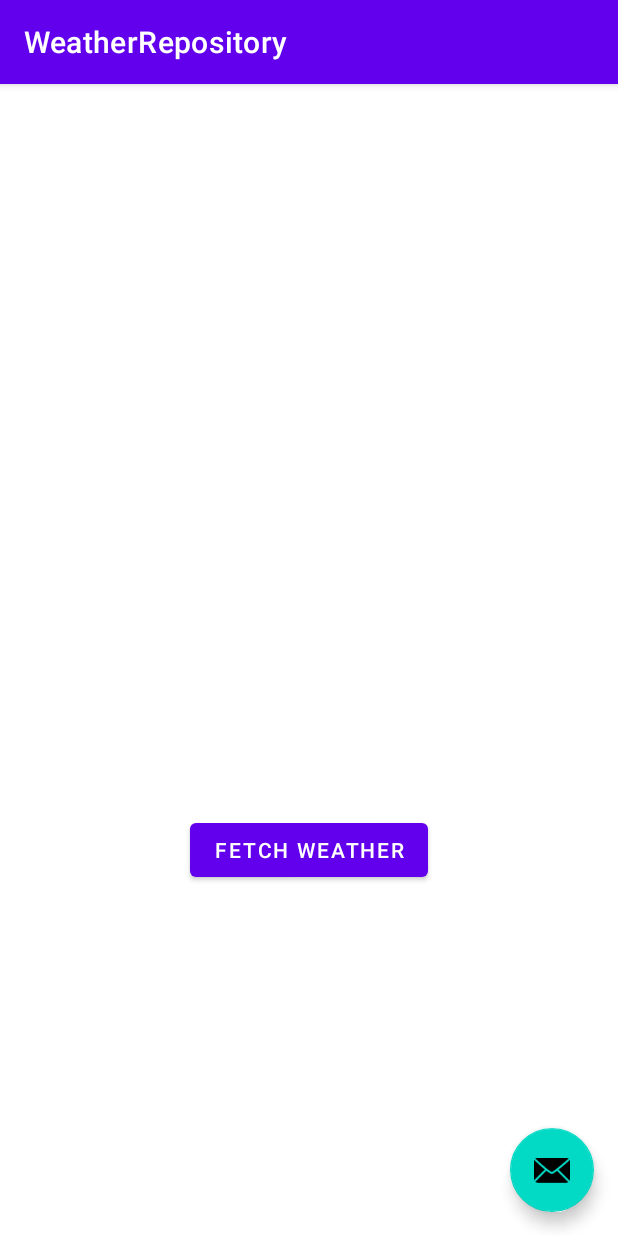
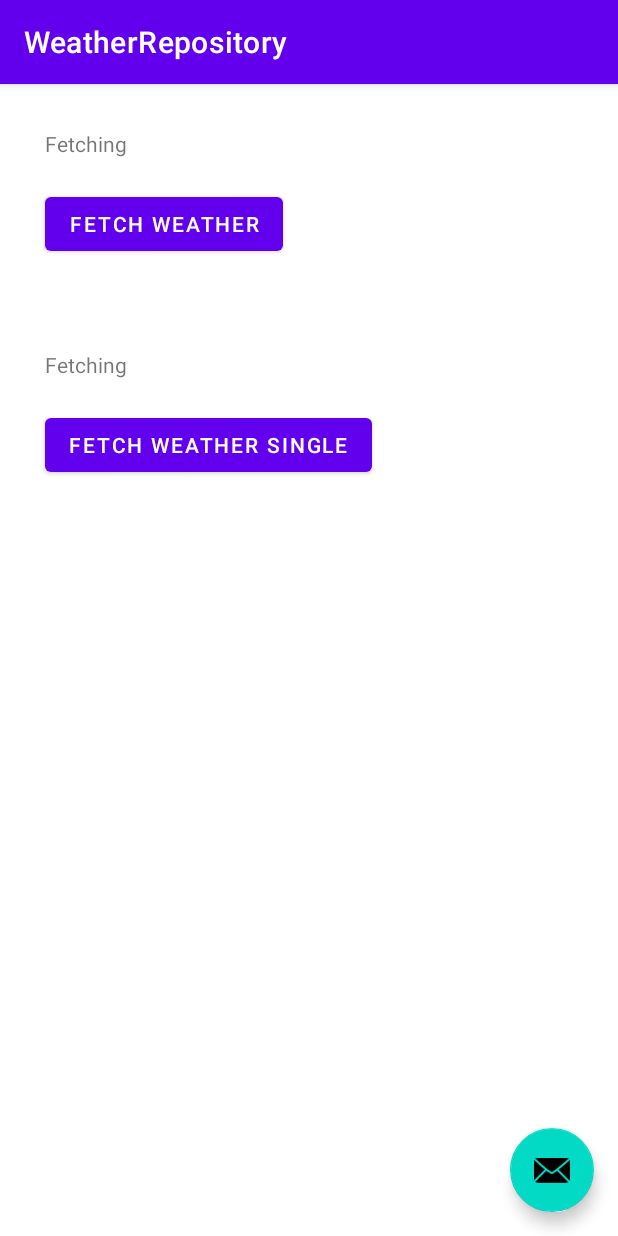
Before and after one commit to prabithasujith/WeatherRepository, an Android app: the screen it shows after launch (MainActivity), after a tap on "FETCH WEATHER", on a phone screen of 412 x 824 dp. Run offline under Robolectric (Android 15) with nearby library versions, the phone set to English and light mode, and no system bars; our stand-ins replace Dagger/Hilt's generated code, RxJava, data binding; libraries missing offline, so code that uses them is left out: com.readystatesoftware.chuck, hu.akarnokd.rxjava3, okhttp3.internal; 3 statements that could not run were skipped.

Commit message:
SINGLE OBSERVABLE :: Implemented Single Observable

```diff
--- a/app/src/main/java/com/example/weatherrepository/retrofit/APIService.kt
+++ b/app/src/main/java/com/example/weatherrepository/retrofit/APIService.kt
@@ -2,10 +2,14 @@ package com.example.weatherrepository.retrofit
 
 import com.example.weatherrepository.model.WeatherResponse
 import io.reactivex.rxjava3.core.Observable
+import io.reactivex.rxjava3.core.Single
 import retrofit2.http.GET
 import retrofit2.http.Query
 
 interface APIService {
     @GET("current.json?key=1a2028b00b8e4099844143106212503&q=Coimbatore&aqi=no")
     fun fetchWeatherReport( ):Observable<WeatherResponse>
+
+    @GET("current.json?key=1a2028b00b8e4099844143106212503&q=Delhi&aqi=no")
+    fun fetchWeatherReportSingle( ): Single<WeatherResponse>
 }
--- a/app/src/main/java/com/example/weatherrepository/viewmodels/WeatherFragmentViewModel.kt
+++ b/app/src/main/java/com/example/weatherrepository/viewmodels/WeatherFragmentViewModel.kt
@@ -1,11 +1,13 @@
 package com.example.weatherrepository.viewmodels
 
+import android.util.Log
 import androidx.lifecycle.MutableLiveData
 import androidx.lifecycle.ViewModel
 import com.example.weatherrepository.model.WeatherResponse
 import com.example.weatherrepository.retrofit.APIService
 import io.reactivex.rxjava3.android.schedulers.AndroidSchedulers
 import io.reactivex.rxjava3.core.Observer
+import io.reactivex.rxjava3.core.SingleObserver
 import io.reactivex.rxjava3.disposables.Disposable
 import io.reactivex.rxjava3.schedulers.Schedulers
 import javax.inject.Inject
@@ -14,8 +16,8 @@ class WeatherFragmentViewModel @Inject constructor(
         private val apiService: APIService
 ) : ViewModel(
 ) {
-    var weatherValue = MutableLiveData<String>("")
-
+    var weatherValue = MutableLiveData<String>("Fetching")
+    var weatherValueSingle = MutableLiveData<String>("Fetching")
     fun fetchWeather() {
         apiService.fetchWeatherReport().subscribeOn(Schedulers.io())
                 .observeOn(AndroidSchedulers.mainThread()).subscribe(
@@ -40,4 +42,26 @@ class WeatherFragmentViewModel @Inject constructor(
                         }
                 )
     }
+
+    fun fetchWeatherSingle() {
+
+
+        apiService.fetchWeatherReportSingle().subscribeOn(Schedulers.io())
+                .observeOn(AndroidSchedulers.mainThread())
+                .subscribeWith(object : SingleObserver<WeatherResponse> {
+                    override fun onSubscribe(d: Disposable?) {
+
+                        Log.d("d", d.toString())
                     }
+
+                    override fun onSuccess(t: WeatherResponse?) {
+                        weatherValueSingle.postValue("The temperature at Delhi is ${t!!.current.feelslike_c}")
+                    }
+
+                    override fun onError(e: Throwable?) {
+                        Log.d("error", e?.localizedMessage.toString())
+                    }
+
+                })
+    }
+}
--- a/app/src/main/res/layout/fragment_first.xml
+++ b/app/src/main/res/layout/fragment_first.xml
@@ -2,38 +2,62 @@
 <layout xmlns:android="http://schemas.android.com/apk/res/android"
     xmlns:app="http://schemas.android.com/apk/res-auto"
     xmlns:tools="http://schemas.android.com/tools">
-
     <data>
-
         <variable
             name="model"
             type="com.example.weatherrepository.viewmodels.WeatherFragmentViewModel" />
     </data>
-
-    <androidx.constraintlayout.widget.ConstraintLayout
+    <RelativeLayout
         android:layout_width="match_parent"
-        android:layout_height="match_parent"
-        tools:context=".views.WeatherFragment">
+        android:layout_height="match_parent">
+<LinearLayout
+    android:layout_margin="20dp"
+    android:id="@+id/ll_fetch_observable"
+    android:layout_width="match_parent"
+    android:layout_height="wrap_content"
+    android:orientation="vertical">
 
         <TextView
+            android:layout_margin="10dp"
             android:id="@+id/textview_first"
             android:layout_width="wrap_content"
             android:layout_height="wrap_content"
             android:text="@{model.weatherValue}"
-            app:layout_constraintBottom_toTopOf="@id/button_first"
-            app:layout_constraintEnd_toEndOf="parent"
-            app:layout_constraintStart_toStartOf="parent"
             app:layout_constraintTop_toTopOf="parent" />
 
         <Button
             android:id="@+id/button_first"
+            android:layout_margin="10dp"
             android:layout_width="wrap_content"
             android:layout_height="wrap_content"
             android:onClick="@{() ->model.fetchWeather()}"
             android:text="@string/next"
-            app:layout_constraintBottom_toBottomOf="parent"
-            app:layout_constraintEnd_toEndOf="parent"
-            app:layout_constraintStart_toStartOf="parent"
             app:layout_constraintTop_toBottomOf="@id/textview_first" />
-    </androidx.constraintlayout.widget.ConstraintLayout>
+</LinearLayout>
+
+    <LinearLayout
+        android:layout_margin="20dp"
+        android:layout_width="match_parent"
+        android:layout_height="wrap_content"
+        android:layout_below="@+id/ll_fetch_observable"
+        android:orientation="vertical">
+
+        <TextView
+            android:layout_margin="10dp"
+            android:id="@+id/textview_second"
+            android:layout_width="wrap_content"
+            android:layout_height="wrap_content"
+            android:text="@{model.weatherValueSingle}"
+            app:layout_constraintTop_toTopOf="parent" />
+
+        <Button
+            android:id="@+id/button_second"
+            android:layout_margin="10dp"
+            android:layout_width="wrap_content"
+            android:layout_height="wrap_content"
+            android:onClick="@{() ->model.fetchWeatherSingle()}"
+            android:text="Fetch Weather Single"
+            app:layout_constraintTop_toBottomOf="@id/textview_first"/>
+    </LinearLayout>
+    </RelativeLayout>
 </layout>
```
Also changed, not shown: app/src/main/java/com/example/weatherrepository/model/Current.kt (+14 -14 lines). Lines whose indentation alone changed are shown as unchanged.
